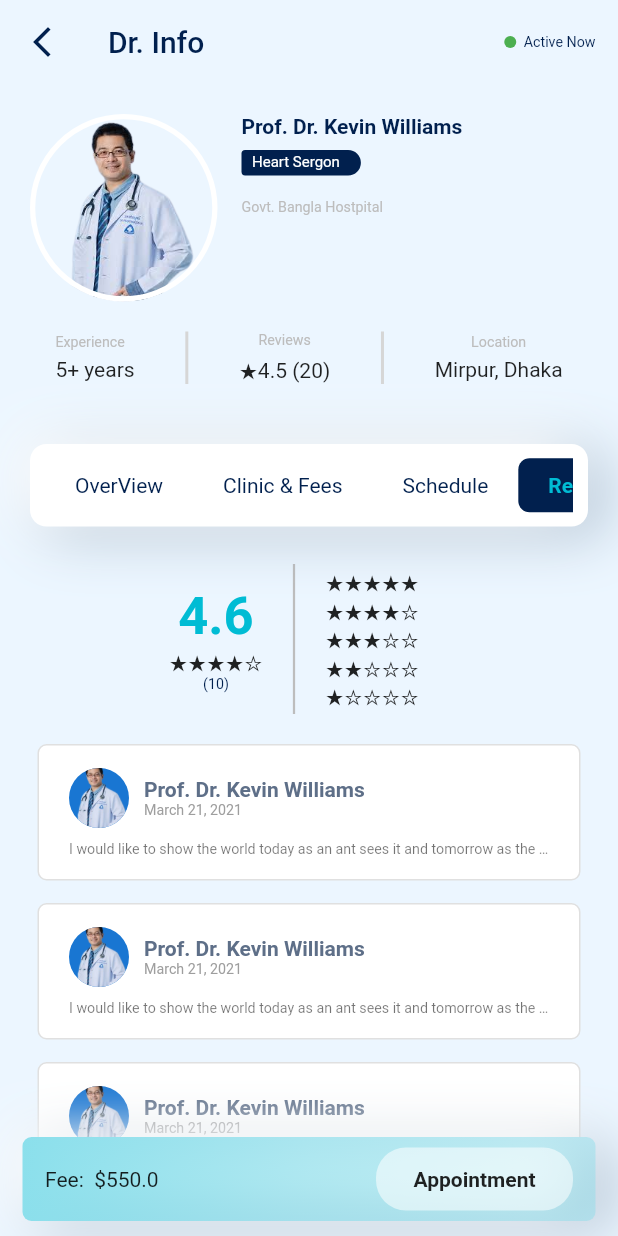
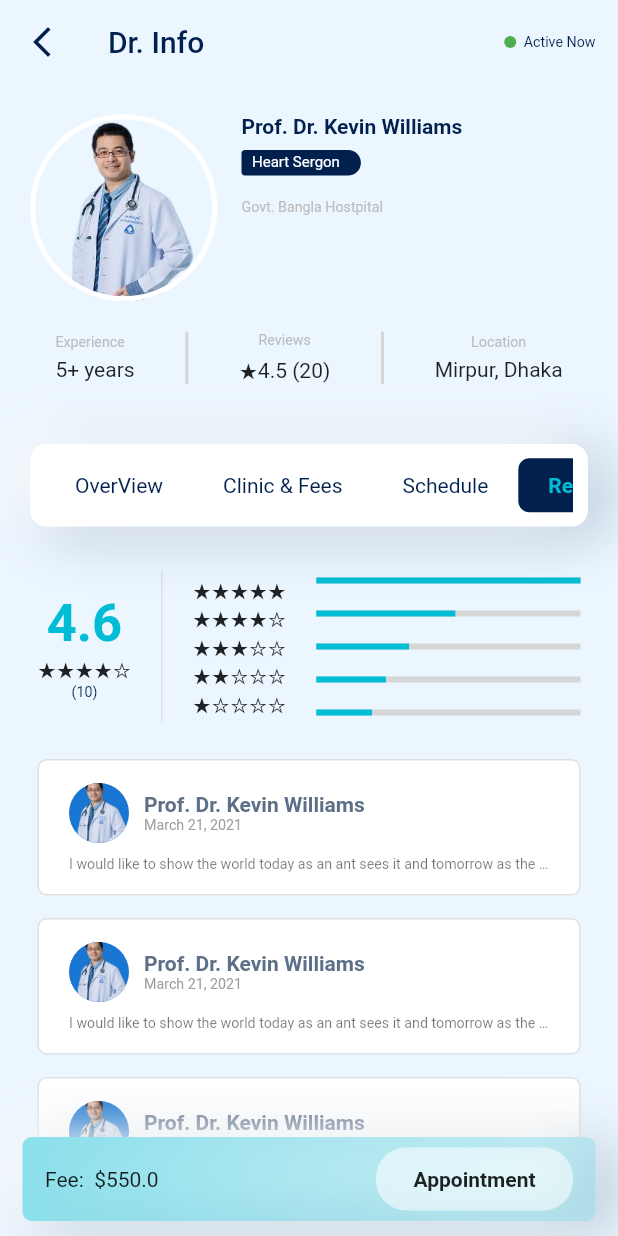
Before and after one commit to jbjason/parctice2_app, a Flutter app: the DocDetailsScreen screen opened by its route, after a tap on "Clinic & Fees", after a tap on "Schedule", after a tap on "Reveiws", on a phone screen of 412 x 824 dp. Run offline on Flutter 3.47's test engine with Material 2 defaults, Android fonts, the phone set to English and light mode, and no system bars; our stand-ins replace calendar_timeline, equatable, flutter_bloc.

Commit message:
Update docd_info_item4.dart

```diff
--- a/lib/widgets/doc_details/docd_info_item4.dart
+++ b/lib/widgets/doc_details/docd_info_item4.dart
@@ -7,6 +7,7 @@ class DocDInfoItem4 extends StatelessWidget {
 
   @override
   Widget build(BuildContext context) {
+    final width = MediaQuery.of(context).size.width * .45;
     return Column(
       children: [
         Row(
@@ -29,14 +30,35 @@ class DocDInfoItem4 extends StatelessWidget {
             ),
             const SizedBox(width: 20),
             Container(
-              width: 1.5,
+              width: .7,
               height: 100,
-              color: Colors.grey[400],
+              color: Colors.grey[350],
             ),
             Padding(
               padding: const EdgeInsets.symmetric(horizontal: 20),
               child: Column(
                 children: [for (int i = 5; i > 0; i--) Text(getStar(i))],
+              ),
+            ),
+            Expanded(
+              child: Column(
+                mainAxisAlignment: MainAxisAlignment.center,
+                children: List.generate(
+                  5,
+                  (index) {
+                    return Container(
+                      height: 4,
+                      width: width,
+                      alignment: Alignment.centerLeft,
+                      margin: const EdgeInsets.symmetric(vertical: 9),
+                      color: Colors.grey[350],
+                      child: Container(
+                        width: width / (index + 1),
+                        color: Colors.cyan,
+                      ),
+                    );
+                  },
+                ),
               ),
             ),
           ],
```
